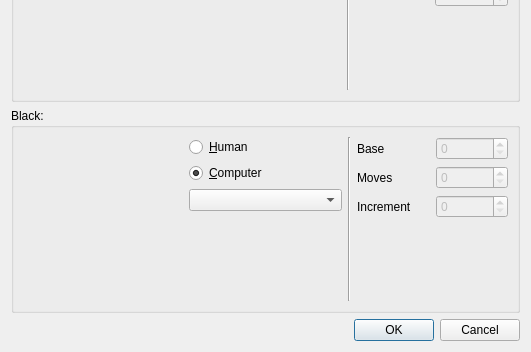
manyoso/queensmate, file src/ui/newgamedialog.ui: the form before one commit; both pictures show x 0 to 531 and y 325 to 677 of the 531 by 677 pixel window.
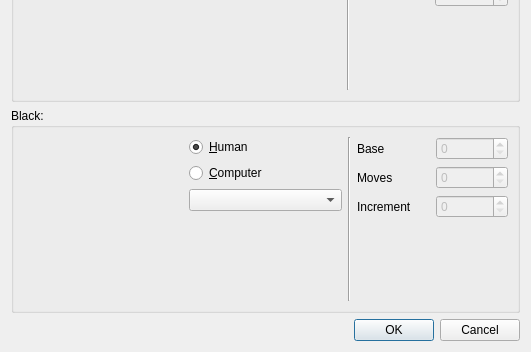
The form after the commit.

Diff of the .ui file:
```diff
--- a/src/ui/newgamedialog.ui
+++ b/src/ui/newgamedialog.ui
@@ -302,7 +302,7 @@
            <string>&amp;Human</string>
           </property>
           <property name="checked" >
-           <bool>false</bool>
+           <bool>true</bool>
           </property>
          </widget>
         </item>
@@ -312,7 +312,7 @@
            <string>&amp;Computer</string>
           </property>
           <property name="checked" >
-           <bool>true</bool>
+           <bool>false</bool>
           </property>
          </widget>
         </item>
```
Left out of the diff: 14 changed lines with no effect on the pictures.
